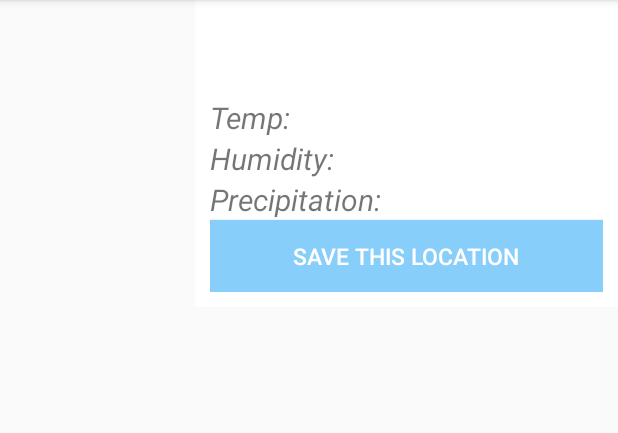
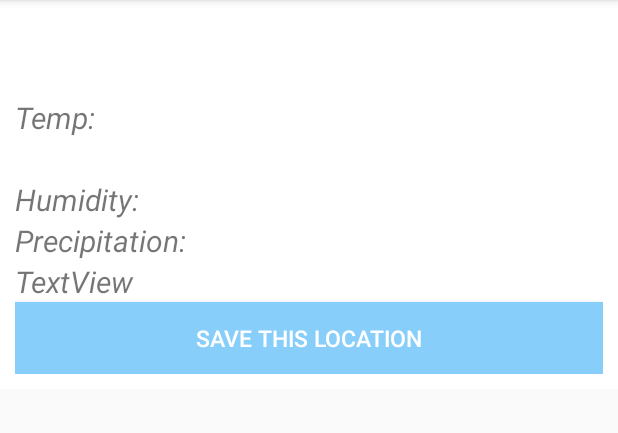
Before and after one commit to danyellington/Weather, an Android app: the fragment LocationFragment shown on its own in the app's theme, on a phone screen of 412 x 824 dp, the part 84-517 px from its top. Run offline under Robolectric (Android 15) with nearby library versions, the phone set to English and light mode, and no system bars; our stand-ins replace ButterKnife, Firebase (no records; nobody signed in at launch, a user with empty details on screens opened directly), Picasso; libraries missing offline, so code that uses them is left out: org.parceler; pictures from the network do not load; 6 statements that could not run were skipped.

Commit message:
adjust more layout in fragment and recycler

```diff
--- a/app/src/main/java/com/epicodus/androidapp/adapters/FirebaseViewHolder.java
+++ b/app/src/main/java/com/epicodus/androidapp/adapters/FirebaseViewHolder.java
@@ -41,7 +41,7 @@ public class FirebaseViewHolder extends RecyclerView.ViewHolder implements View.
         ImageView forecastImage = (ImageView) mView.findViewById(R.id.image);
         TextView temp = (TextView) mView.findViewById(R.id.max);
         TextView humidity = (TextView) mView.findViewById(R.id.humidity);
-        TextView precipitation = (TextView) mView.findViewById(R.id.precipitation);
+      //  TextView precipitation = (TextView) mView.findViewById(R.id.precipitation);
 
 //        Picasso.with(mContext)
 //                .load(forecast.getImage())
@@ -51,7 +51,7 @@ public class FirebaseViewHolder extends RecyclerView.ViewHolder implements View.
 
         temp.setText(forecast.getTemperature());
         humidity.setText(forecast.getHumidity());
-        precipitation.setText(forecast.getPrecipitation());
+       // precipitation.setText(forecast.getPrecipitation());
     }
 
     @Override
--- a/app/src/main/java/com/epicodus/androidapp/ui/LocationFragment.java
+++ b/app/src/main/java/com/epicodus/androidapp/ui/LocationFragment.java
@@ -26,14 +26,16 @@ import butterknife.BindView;
 import butterknife.ButterKnife;
 
 public class LocationFragment extends Fragment implements View.OnClickListener {
-    @BindView(R.id.image)
-    ImageView mImage;
+//    @BindView(R.id.image)
+//    ImageView mImage;
     @BindView(R.id.max)
     TextView mTemp;
+    @BindView(R.id.min) TextView mMin;
     @BindView(R.id.humidity)
     TextView mHumidity;
     @BindView(R.id.avgPrecipitation)
     TextView mPrecipitation;
+    @BindView(R.id.wind) TextView mWind;
     @BindView(R.id.saveLocationButton)
     TextView mSavedLocationsButton;
 
@@ -65,9 +67,11 @@ public class LocationFragment extends Fragment implements View.OnClickListener {
 //                .centerCrop()
 //                .into(mImage);
 
-        mTemp.setText("High: " + mForecast.getTemperature() + "F");
-        mHumidity.setText("Avg Humidity: " + mForecast.getHumidity());
-        mPrecipitation.setText("Total Precip: " + mForecast.getPrecipitation());
+        mTemp.setText("High: " + mForecast.getTemperature() + " F");
+        mMin.setText("Low: " + mForecast.getTemperatureMin() + " F");
+        mHumidity.setText("Avg Humidity: " + mForecast.getHumidity() + "%");
+        mPrecipitation.setText("Total Precip: " + mForecast.getPrecipitation() + "mm");
+        mWind.setText("Wind: " + mForecast.getWind() + " MPH");
 
         mSavedLocationsButton.setOnClickListener(this);
 
--- a/app/src/main/res/layout/fragment_location.xml
+++ b/app/src/main/res/layout/fragment_location.xml
@@ -7,11 +7,11 @@
     tools:context="com.epicodus.androidapp.ui.LocationFragment">
 
 
-    <ImageView
-        android:layout_width="130dp"
-        android:layout_height="100dp"
-        android:id="@+id/image"
-        android:scaleType="centerCrop"/>
+    <!--<ImageView-->
+        <!--android:layout_width="130dp"-->
+        <!--android:layout_height="100dp"-->
+        <!--android:id="@+id/image"-->
+        <!--android:scaleType="centerCrop"/>-->
 
     <LinearLayout
         android:layout_width="match_parent"
@@ -48,6 +48,14 @@
 
 
         <TextView
+            android:id="@+id/min"
+            android:layout_width="match_parent"
+            android:layout_height="wrap_content"
+            android:textSize="20dp"
+            android:textStyle="italic"
+            />
+
+        <TextView
             android:id="@+id/humidity"
             android:layout_width="wrap_content"
             android:layout_height="wrap_content"
@@ -68,6 +76,14 @@
             android:textStyle="italic" />
 
 
+        <TextView
+            android:id="@+id/wind"
+            android:layout_width="match_parent"
+            android:layout_height="wrap_content"
+            android:text="TextView"
+            android:textSize="20sp"
+            android:textStyle="italic"/>
+
         <Button
             android:layout_width="match_parent"
             android:layout_height="wrap_content"
```
Also changed, not shown: app/src/main/java/com/epicodus/androidapp/adapters/LocalAdapter.java (+6 -6 lines), app/src/main/java/com/epicodus/androidapp/models/Forecast.java (+18 -1 lines), app/src/main/java/com/epicodus/androidapp/services/WeatherService.java (+5 -8 lines), app/src/main/res/layout/activity_local_list.xml (+3 -15 lines).
